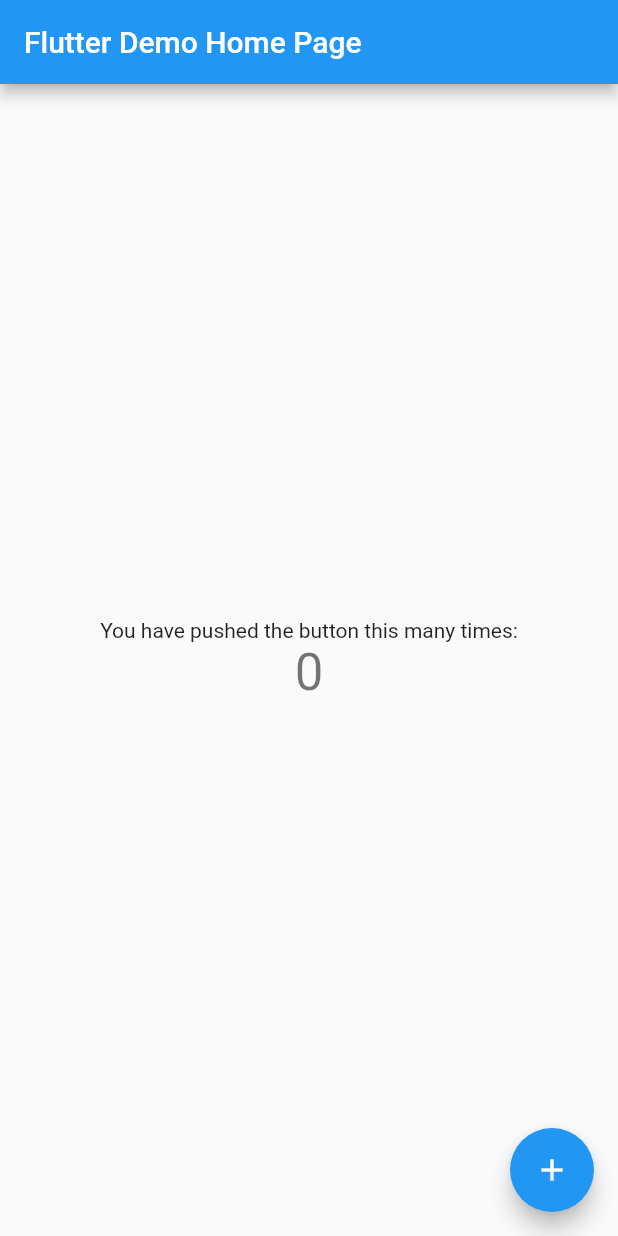
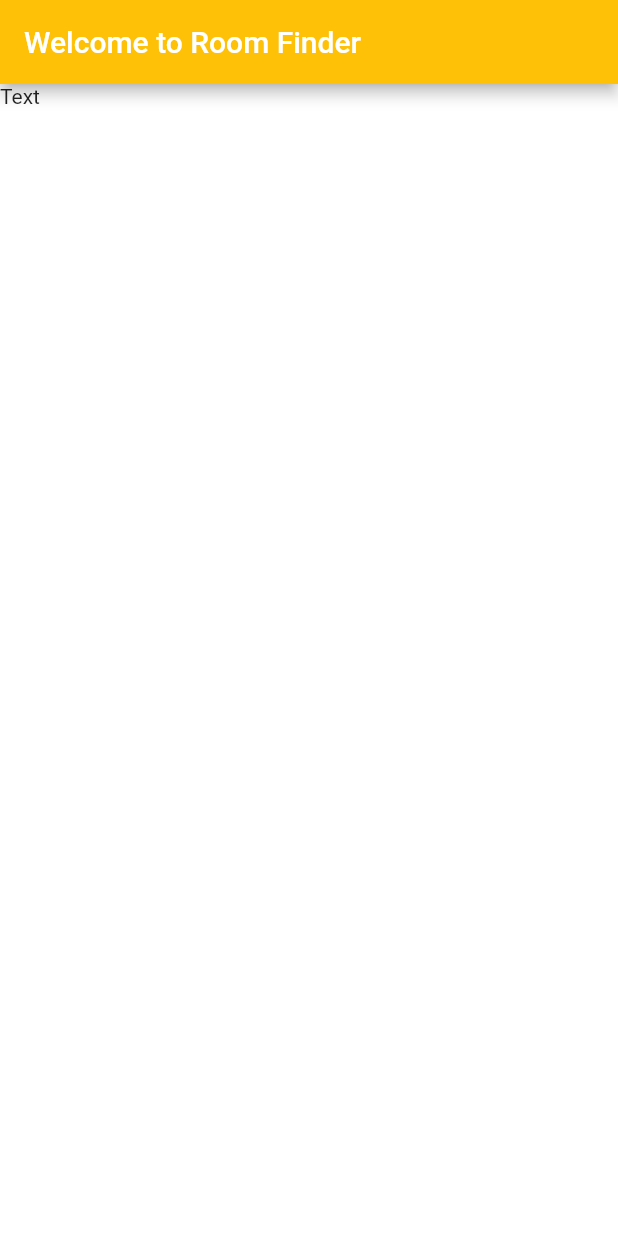
Before and after one commit to learnatwhitecoal/dailyflutter, a Flutter app: the screen it shows after launch, on a phone screen of 412 x 824 dp. Run offline on Flutter 3.47's test engine with Material 2 defaults, Android fonts, the phone set to English and light mode, and no system bars; Roboto replaces fonts that are missing (Muli).

Commit message:
added files

```diff
--- a/lib/main.dart
+++ b/lib/main.dart
@@ -1,3 +1,5 @@
+import 'package:dailyflutter/screens/home_screen.dart';
+import 'package:dailyflutter/theme.dart';
 import 'package:flutter/material.dart';
 
 void main() {
@@ -11,105 +13,6 @@ class MyApp extends StatelessWidget {
   @override
   Widget build(BuildContext context) {
     return MaterialApp(
-      title: 'Flutter Demo',
-      theme: ThemeData(
-        // This is the theme of your application.
-        //
-        // Try running your application with "flutter run". You'll see the
-        // application has a blue toolbar. Then, without quitting the app, try
-        // changing the primarySwatch below to Colors.green and then invoke
-        // "hot reload" (press "r" in the console where you ran "flutter run",
-        // or simply save your changes to "hot reload" in a Flutter IDE).
-        // Notice that the counter didn't reset back to zero; the application
-        // is not restarted.
-        primarySwatch: Colors.blue,
-      ),
-      home: const MyHomePage(title: 'Flutter Demo Home Page'),
-    );
+        title: 'Flutter Demo', theme: theme(), home: const HomeScreen());
   }
 }
-
-class MyHomePage extends StatefulWidget {
-  const MyHomePage({super.key, required this.title});
-
-  // This widget is the home page of your application. It is stateful, meaning
-  // that it has a State object (defined below) that contains fields that affect
-  // how it looks.
-
-  // This class is the configuration for the state. It holds the values (in this
-  // case the title) provided by the parent (in this case the App widget) and
-  // used by the build method of the State. Fields in a Widget subclass are
-  // always marked "final".
-
-  final String title;
-
-  @override
-  State<MyHomePage> createState() => _MyHomePageState();
-}
-
-class _MyHomePageState extends State<MyHomePage> {
-  int _counter = 0;
-
-  void _incrementCounter() {
-    setState(() {
-      // This call to setState tells the Flutter framework that something has
-      // changed in this State, which causes it to rerun the build method below
-      // so that the display can reflect the updated values. If we changed
-      // _counter without calling setState(), then the build method would not be
-      // called again, and so nothing would appear to happen.
-      _counter++;
-    });
-  }
-
-  @override
-  Widget build(BuildContext context) {
-    // This method is rerun every time setState is called, for instance as done
-    // by the _incrementCounter method above.
-    //
-    // The Flutter framework has been optimized to make rerunning build methods
-    // fast, so that you can just rebuild anything that needs updating rather
-    // than having to individually change instances of widgets.
-    return Scaffold(
-      appBar: AppBar(
-        // Here we take the value from the MyHomePage object that was created by
-        // the App.build method, and use it to set our appbar title.
-        title: Text(widget.title),
-      ),
-      body: Center(
-        // Center is a layout widget. It takes a single child and positions it
-        // in the middle of the parent.
-        child: Column(
-          // Column is also a layout widget. It takes a list of children and
-          // arranges them vertically. By default, it sizes itself to fit its
-          // children horizontally, and tries to be as tall as its parent.
-          //
-          // Invoke "debug painting" (press "p" in the console, choose the
-          // "Toggle Debug Paint" action from the Flutter Inspector in Android
-          // Studio, or the "Toggle Debug Paint" command in Visual Studio Code)
-          // to see the wireframe for each widget.
-          //
-          // Column has various properties to control how it sizes itself and
-          // how it positions its children. Here we use mainAxisAlignment to
-          // center the children vertically; the main axis here is the vertical
-          // axis because Columns are vertical (the cross axis would be
-          // horizontal).
-          mainAxisAlignment: MainAxisAlignment.center,
-          children: <Widget>[
-            const Text(
-              'You have pushed the button this many times:',
-            ),
-            Text(
-              '$_counter',
-              style: Theme.of(context).textTheme.headline4,
-            ),
-          ],
-        ),
-      ),
-      floatingActionButton: FloatingActionButton(
-        onPressed: _incrementCounter,
-        tooltip: 'Increment',
-        child: const Icon(Icons.add),
-      ), // This trailing comma makes auto-formatting nicer for build methods.
-    );
-  }
-}
--- /dev/null
+++ b/lib/screens/home_screen.dart
@@ -0,0 +1,13 @@
+import 'package:flutter/material.dart';
+
+class HomeScreen extends StatelessWidget {
+  const HomeScreen({super.key});
+
+  @override
+  Widget build(BuildContext context) {
+    return Scaffold(
+      appBar: AppBar(title: const Text("Welcome to Room Finder")),
+      body: const Text("Text"),
+    );
+  }
+}
--- /dev/null
+++ b/lib/theme.dart
@@ -0,0 +1,14 @@
+import 'package:flutter/material.dart';
+
+ThemeData theme() {
+  return ThemeData(
+    scaffoldBackgroundColor: Colors.white,
+    fontFamily: "Muli",
+    appBarTheme: appBarTheme(),
+    visualDensity: VisualDensity.adaptivePlatformDensity,
+  );
+}
+
+AppBarTheme appBarTheme() {
+  return const AppBarTheme(backgroundColor: Colors.amber);
+}
```
Also changed, not shown: pubspec.yaml (+9 -48 lines), pubspec.lock, 1 other file.
